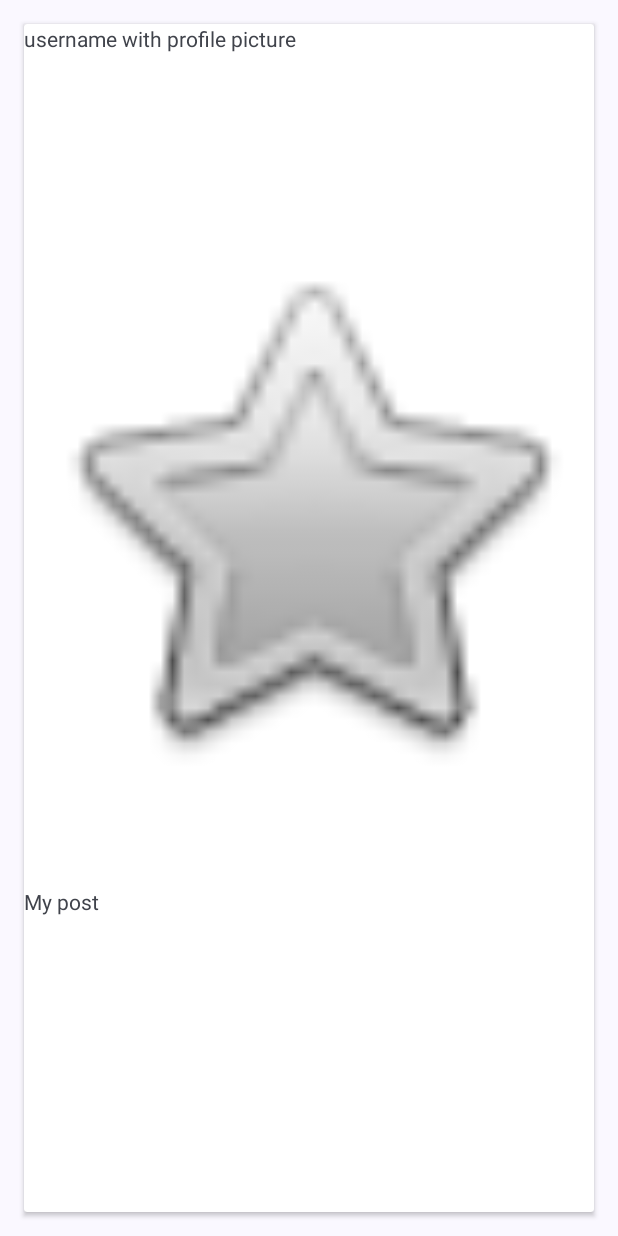
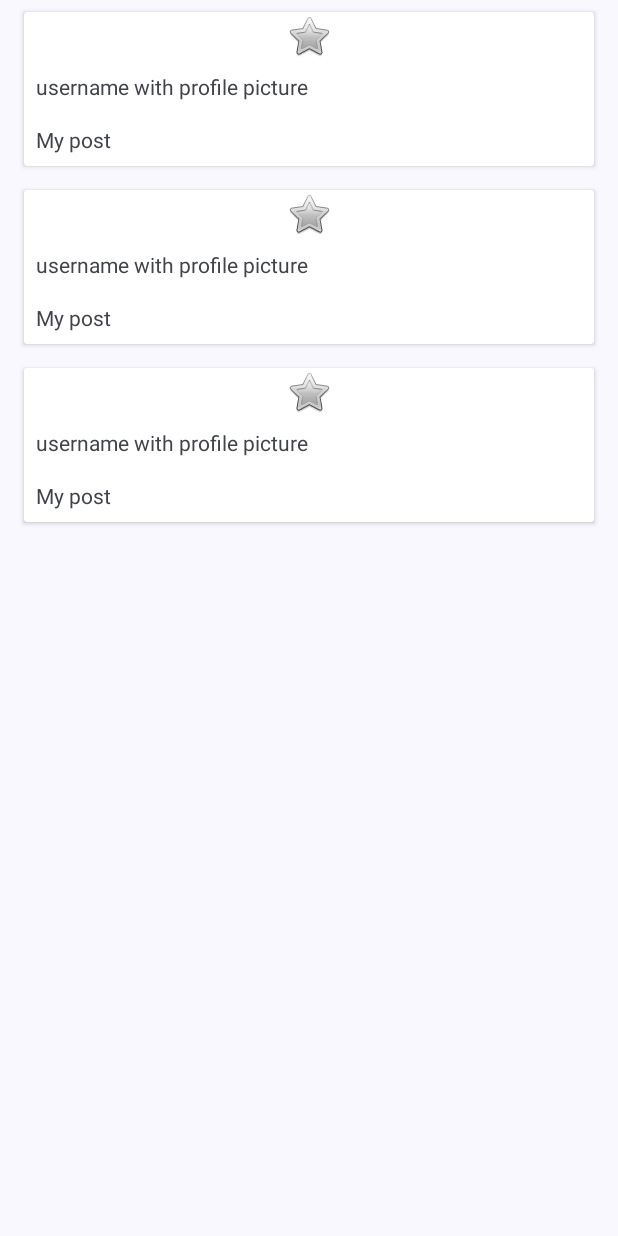
Before and after one commit to gerardo-j/whatsappclone, an Android app: the layout fragment_home_status.xml on its own in the app's theme, with its tools: preview values and no code run, on a phone screen of 412 x 824 dp. Run offline under Robolectric (Android 15) with nearby library versions, the phone set to English and light mode, and no system bars.

Commit message:
Update ui

```diff
--- a/app/src/main/res/layout/status_card.xml
+++ b/app/src/main/res/layout/status_card.xml
@@ -1,32 +1,36 @@
 <?xml version="1.0" encoding="utf-8"?>
 <androidx.cardview.widget.CardView xmlns:android="http://schemas.android.com/apk/res/android"
     android:layout_width="match_parent"
-    android:layout_height="match_parent"
-    android:layout_margin="16dp">
+    android:layout_height="wrap_content"
+    android:layout_marginTop="8dp"
+    android:layout_marginBottom="8dp"
+    android:layout_marginRight="16dp"
+    android:layout_marginLeft="16dp">
 
     <LinearLayout
         android:layout_width="match_parent"
         android:layout_height="match_parent"
         android:orientation="vertical">
 
+        <ImageView
+            android:id="@+id/storyPost"
+            android:layout_width="match_parent"
+            android:layout_height="wrap_content"
+            android:src="@android:drawable/btn_star"/>
+
         <TextView
             android:id="@+id/storyUser"
             android:layout_width="match_parent"
-            android:layout_height="75dp"
+            android:layout_height="wrap_content"
+            android:padding="8dp"
             android:text="username with profile picture"/>
-
-        <ImageView
-            android:id="@+id/storyPost"
-            android:layout_width="match_parent"
-            android:layout_height="500dp"
-            android:src="@android:drawable/btn_star"/>
 
         <TextView
             android:id="@+id/storyDetail"
             android:layout_width="match_parent"
             android:layout_height="wrap_content"
-
-            android:text="My post"/>
+            android:padding="8dp"
+            android:text="My post" />
 
     </LinearLayout>
 
```
